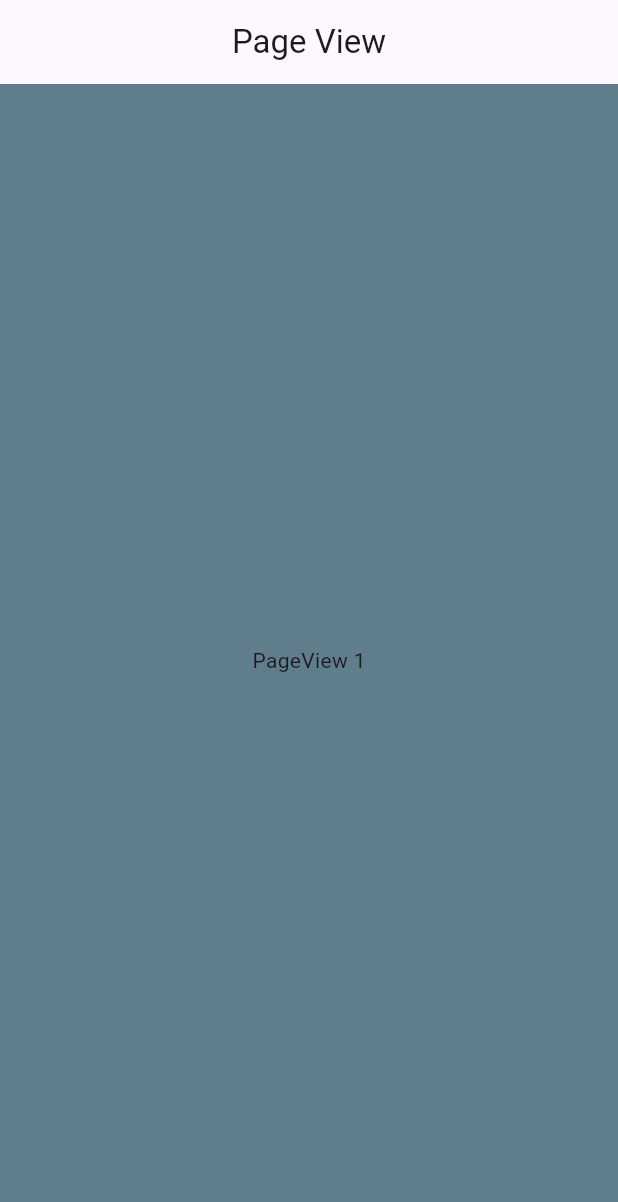
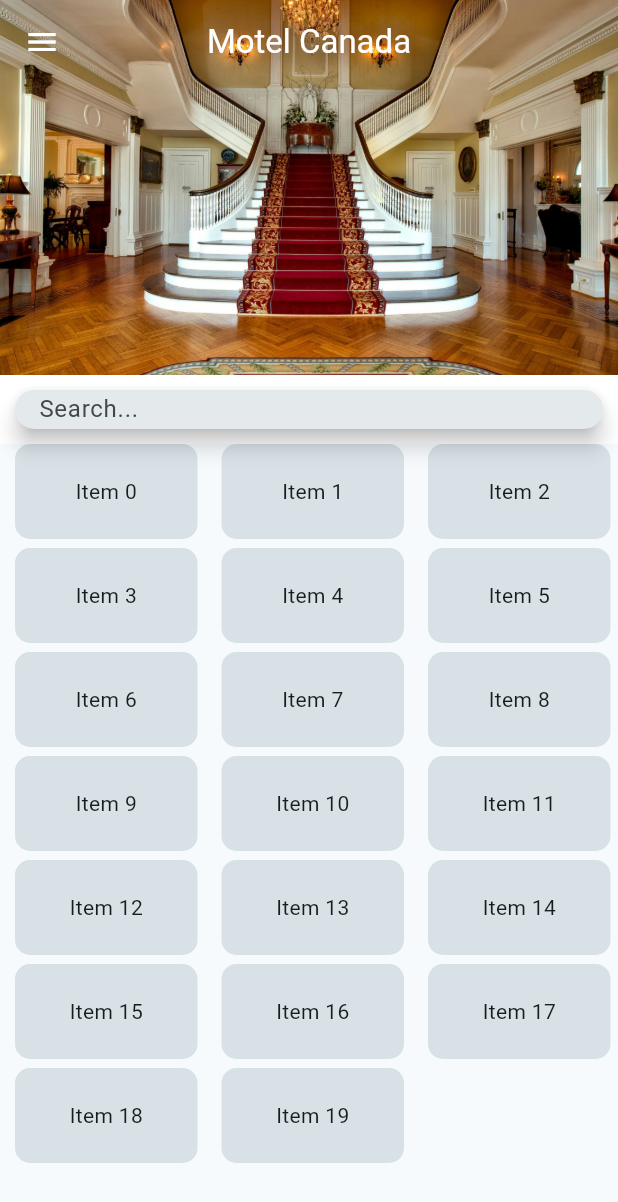
Before and after one commit to Tudolla/flutter_in_one, a Flutter app: the screen it shows after launch, on a phone screen of 412 x 824 dp. Shown: the top 1202 px of the screen. Run offline on Flutter 3.47's test engine with Material 3 defaults, Android fonts, the phone set to English and light mode, and no system bars; our stand-ins replace buttons_tabbar, carousel_slider, curved_navigation_bar, get, rive.

Commit message:
finished scrollview with best customscrollview

```diff
--- a/lib/main.dart
+++ b/lib/main.dart
@@ -1,15 +1,24 @@
+import 'package:dummy_flutter_ui/gestures/dimisable_screen.dart';
+import 'package:dummy_flutter_ui/gestures/gesturedetector_screen.dart';
 import 'package:dummy_flutter_ui/navigation/bottom_navigation_bar/bottom_navigation_bar2.dart';
 import 'package:dummy_flutter_ui/navigation/bottom_navigation_bar/bottom_navigation_screen.dart';
+import 'package:dummy_flutter_ui/navigation/drawer/drawer_screen.dart';
 import 'package:dummy_flutter_ui/navigation/drawer/main_screen.dart';
 import 'package:dummy_flutter_ui/navigation/drawer2/home_screen.dart';
 import 'package:dummy_flutter_ui/navigation/tab_bar/tab_bar_screen.dart';
 import 'package:dummy_flutter_ui/navigation/tab_bar2/home_page.dart';
+import 'package:dummy_flutter_ui/scrolling_widgets/customscrollview/custom_scroll_view.dart';
+import 'package:dummy_flutter_ui/scrolling_widgets/customscrollview/custom_scroll_view2.dart';
+import 'package:dummy_flutter_ui/scrolling_widgets/customscrollview/custom_scroll_view3.dart';
 import 'package:dummy_flutter_ui/scrolling_widgets/gridview/grid_view.dart';
 import 'package:dummy_flutter_ui/scrolling_widgets/gridview/grid_view_builder.dart';
-import 'package:dummy_flutter_ui/scrolling_widgets/gridview/page_view.dart';
+import 'package:dummy_flutter_ui/scrolling_widgets/listview/list_view.dart';
+import 'package:dummy_flutter_ui/scrolling_widgets/listview/list_view_separated.dart';
+import 'package:dummy_flutter_ui/scrolling_widgets/pageview/page_view.dart';
 import 'package:dummy_flutter_ui/scrolling_widgets/singlechildscrollview/single_child_scroll_page.dart';
 import 'package:dummy_flutter_ui/scrolling_widgets/singlechildscrollview/single_child_scroll_page2.dart';
 import 'package:flutter/material.dart';
+import 'package:get/get.dart';
 
 void main() {
   runApp(const MyApp());
@@ -21,22 +30,30 @@ class MyApp extends StatelessWidget {
   // This widget is the root of your application.
   @override
   Widget build(BuildContext context) {
-    return MaterialApp(
+    return GetMaterialApp(
       debugShowCheckedModeBanner: false,
       title: 'Dummy UI',
       theme: ThemeData(
-        colorScheme: ColorScheme.fromSeed(seedColor: Colors.deepPurple),
+        colorScheme: ColorScheme.fromSeed(seedColor: Colors.blueGrey),
         useMaterial3: true,
       ),
       // home: const TabBarScreen(),
-      // home: const HomePage(),
+      // home: const HomeTabPage(),
+      // home: const MainScreen(),
       // home: const HomeScreenDrawer2(),
       // home: const BottomNavigationScreen(),
       // home: const BottomNavAnimatedScreen(),
       // home: const SingleChildScrollPage(),
       // home: const GridViewScreen(),
       // home: const GridViewBuilderScreen(),
-      home: const PageViewScreen(),
+      // home: const PageViewScreen(),
+      // home: const HandleOnTap(),
+      // home: const DismissibleScreen(),
+      // home: const ListViewScreen(),
+      // home: const ListViewSeparatedPage(),
+      // home: const CustomScrollViewPage(),
+      // home: const CustomScrollViewScreen(),
+      home: const CustomScrollPageThree(),
     );
   }
 }
--- a/lib/navigation/drawer/drawer_screen.dart
+++ b/lib/navigation/drawer/drawer_screen.dart
@@ -46,7 +46,7 @@ class _DrawerScreenState extends State<DrawerScreen> {
             Container(
               margin:
                   EdgeInsets.only(right: MediaQuery.of(context).size.width / 2),
-              child: Divider(
+              child: const Divider(
                 color: Colors.white,
               ),
             ),
--- a/lib/navigation/tab_bar2/home_page.dart
+++ b/lib/navigation/tab_bar2/home_page.dart
@@ -1,8 +1,8 @@
 import 'package:dummy_flutter_ui/navigation/tab_bar2/tab_item.dart';
 import 'package:flutter/material.dart';
 
-class HomePage extends StatelessWidget {
-  const HomePage({super.key});
+class HomeTabPage extends StatelessWidget {
+  const HomeTabPage({super.key});
 
   @override
   Widget build(BuildContext context) {
--- /dev/null
+++ b/lib/scrolling_widgets/customscrollview/custom_scroll_view3.dart
@@ -0,0 +1,108 @@
+import 'package:flutter/material.dart';
+
+class CustomScrollPageThree extends StatelessWidget {
+  const CustomScrollPageThree({super.key});
+
+  @override
+  Widget build(BuildContext context) {
+    return Scaffold(
+      body: CustomScrollView(
+        slivers: [
+          SliverAppBar(
+            leading: IconButton(
+              onPressed: () {},
+              icon: Icon(Icons.menu),
+              color: Colors.white,
+            ),
+            elevation: 4.0,
+            // pinned: true,
+            stretch: true,
+            title: const Text(
+              "Motel Canada",
+              style: TextStyle(
+                color: Colors.white,
+              ),
+            ),
+            centerTitle: true,
+            expandedHeight: 250,
+            flexibleSpace: const FlexibleSpaceBar(
+              stretchModes: [
+                StretchMode.blurBackground,
+              ],
+              background: Image(
+                image: AssetImage(
+                  "images/fancy.jpg",
+                ),
+                fit: BoxFit.cover,
+              ),
+            ),
+          ),
+          const SliverAppBar(
+            backgroundColor: Colors.white,
+            pinned: true,
+            elevation: 1.0,
+            bottom: const PreferredSize(
+              preferredSize: Size.fromHeight(-10),
+              child: SizedBox(),
+            ),
+            // flexibleSpace: Container(
+            //   decoration: BoxDecoration(
+            //     borderRadius: BorderRadius.circular(20),
+            //     color: Colors.white,
+            //   ),
+            //   child: TextFormField(
+            //     autofocus: false,
+            //     enabled: true,
+            //     decoration: const InputDecoration(
+            //         hintText: "Search...",
+            //         prefixIcon: Icon(Icons.search),
+            //         border: InputBorder.none,
+            //         hintStyle: TextStyle(
+            //           color: Colors.black,
+            //           fontSize: 18,
+            //         )),
+            //   ),
+            // ),
+            flexibleSpace: Padding(
+              padding: const EdgeInsets.all(10.0),
+              child: const SearchBar(
+                hintText: "Search...",
+              ),
+            ),
+          ),
+
+          // -- Listview --
+
+          SliverGrid(
+            delegate: SliverChildBuilderDelegate(
+              (BuildContext context, int index) {
+                return Padding(
+                  padding: const EdgeInsets.only(left: 10, bottom: 5, right: 5),
+                  child: Container(
+                    alignment: Alignment.center,
+
+                    decoration: BoxDecoration(
+                      borderRadius: BorderRadius.circular(10),
+                      color: Colors.blueGrey.withOpacity(.2),
+                    ),
+                    // height: 200,
+                    // width: MediaQuery.of(context).size.width,
+                    child: Text("Item $index"),
+                  ),
+                );
+              },
+              childCount: 20,
+            ),
+            gridDelegate: const SliverGridDelegateWithMaxCrossAxisExtent(
+              maxCrossAxisExtent: 200,
+              // mainAxisExtent: 100,
+              mainAxisSpacing: 1,
+              crossAxisSpacing: 1,
+              childAspectRatio: 2.0,
+            ),
+          ),
+        ],
+      ),
+    );
+  }
+}
--- a/pubspec.yaml
+++ b/pubspec.yaml
@@ -38,6 +38,7 @@ dependencies:
   curved_navigation_bar: ^1.0.6
   rive: ^0.13.9
   carousel_slider: ^4.2.1
+  get: ^4.6.6
 
 dev_dependencies:
   flutter_test:
```
Also changed, not shown: lib/gestures/dimisable_screen.dart (added, +45 -0 lines), lib/gestures/gesturedetector_screen.dart (added, +76 -0 lines), lib/gestures/home_page.dart (added, +25 -0 lines), lib/navigation/drawer/home_page.dart (+10 -10 lines), lib/scrolling_widgets/customscrollview/custom_scroll_view.dart (added, +40 -0 lines), lib/scrolling_widgets/customscrollview/custom_scroll_view2.dart (added, +52 -0 lines), lib/scrolling_widgets/listview/account_model.dart (added, +46 -0 lines), lib/scrolling_widgets/listview/list_view.dart (added, +70 -0 lines), lib/scrolling_widgets/listview/list_view_separated.dart (added, +33 -0 lines), images/fancy.jpg (added), lib/scrolling_widgets/listview/list_view_builder.dart (added), lib/scrolling_widgets/listview/list_view_custom.dart (added), lib/scrolling_widgets/pageview/page_view.dart (renamed from lib/scrolling_widgets/gridview/page_view.dart), pubspec.lock, 1 other file.
